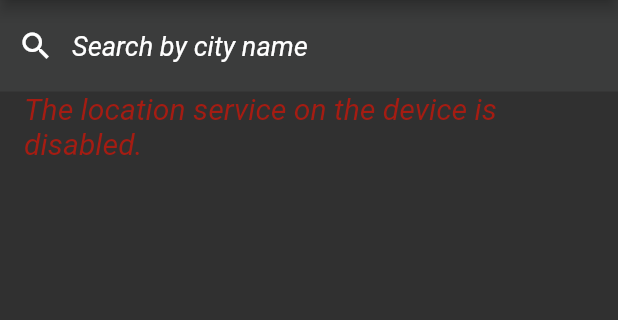
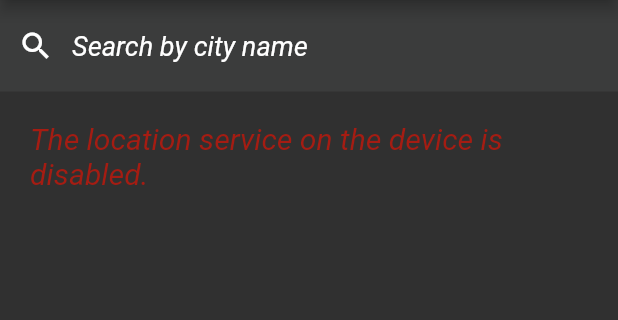
Before and after one commit to TalgatBatyrov/weather_flutter_app, a Flutter app: the screen it shows after launch, on a phone screen of 412 x 824 dp, the part 84-404 px from its top. Run offline on Flutter 3.47's test engine with Material 2 defaults, Android fonts, the phone set to English and light mode, and no system bars; our stand-ins replace dio, easy_localization, flutter_bloc, font_awesome_flutter, geolocator; Roboto replaces fonts that are missing (Georgia, SF Pro Text).

Commit message:
ui: error message style

```diff
--- a/lib/widgets/home/elements/weather_info/weather_info.dart
+++ b/lib/widgets/home/elements/weather_info/weather_info.dart
@@ -22,7 +22,7 @@ class WeatherInfo extends StatelessWidget {
         }
         if (state is WeatherErrorState) {
           return Padding(
-            padding: const EdgeInsets.only(left: 16),
+            padding: const EdgeInsets.all(20),
             child: Center(
               child: Text(
                 tr(state.errorMessage),
```
